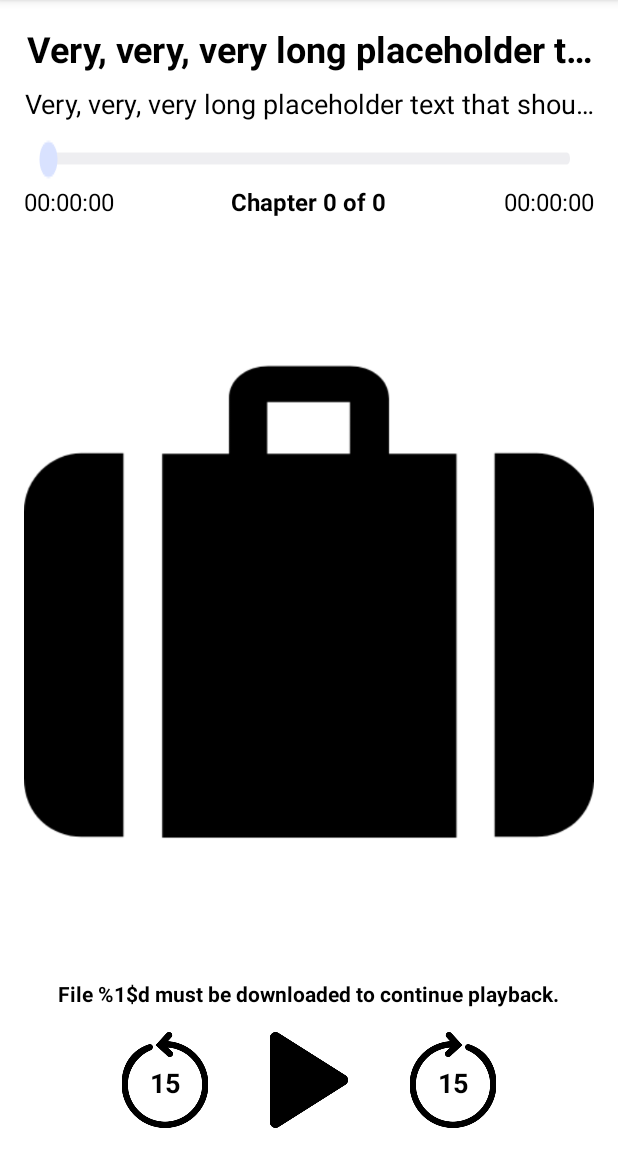
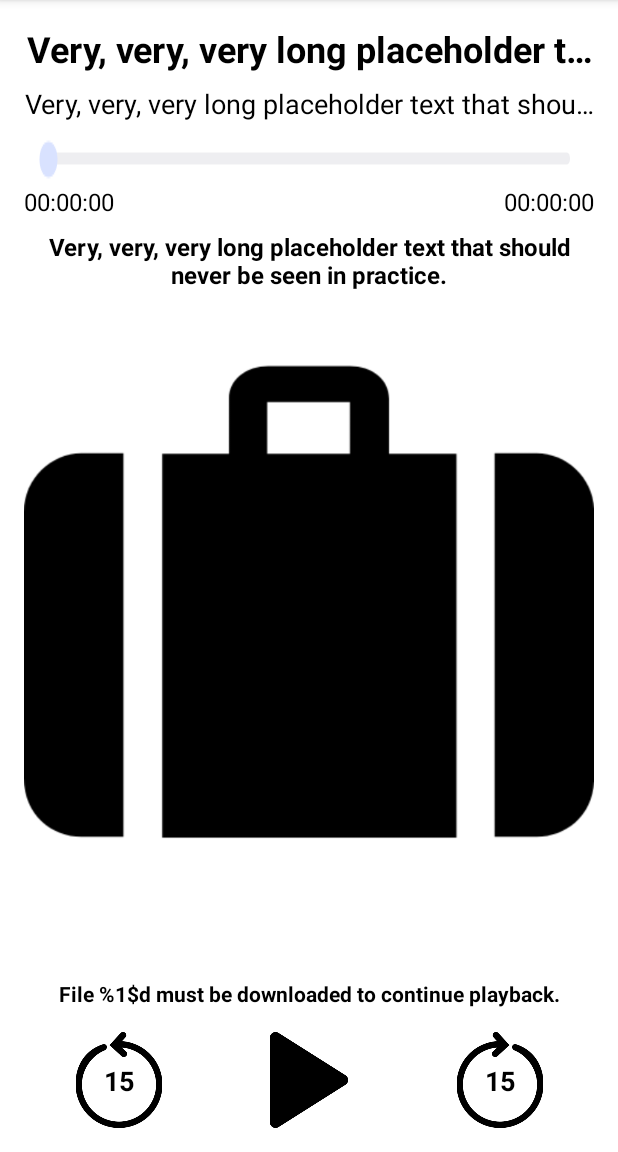
Before and after one commit to NYPL-Simplified/audiobook-android, an Android app: the layout player_view.xml on its own in the app's theme, with its tools: preview values and no code run, on a phone screen of 412 x 824 dp, the part 84-1236 px from its top. Run offline under Robolectric (Android 15) with nearby library versions, the light colour scheme and no system bars.

Commit message:
SMA-201: Long chapter title text is overlapping for audio books

```diff
--- a/build.gradle
+++ b/build.gradle
@@ -89,6 +89,7 @@ ext.libraries = [
   androidXTestOrchestrator: "androidx.test:orchestrator:1.1.0",
   androidXTestRules       : "androidx.test:rules:1.1.0",
   androidXTestRunner      : "androidx.test:runner:1.1.0",
+  constraintLayout        : "androidx.constraintlayout:constraintlayout:2.0.4",
   googleExoplayer         : "com.google.android.exoplayer:exoplayer:r1.5.15",
   googleGuava             : "com.google.guava:guava:27.1-android",
   irradiaFieldrushAPI     : "one.irradia.fieldrush:one.irradia.fieldrush.api:${irradiaFieldrushVersion}",
--- a/org.librarysimplified.audiobook.views/build.gradle
+++ b/org.librarysimplified.audiobook.views/build.gradle
@@ -3,6 +3,7 @@ dependencies {
 
   implementation libraries.androidXAppCompat
   implementation libraries.androidXRecyclerView
+  implementation libraries.constraintLayout
   implementation libraries.kotlinStdlib
   implementation libraries.kotlinReflect
   implementation libraries.slf4j
--- a/org.librarysimplified.audiobook.views/src/main/res/layout/player_view.xml
+++ b/org.librarysimplified.audiobook.views/src/main/res/layout/player_view.xml
@@ -1,25 +1,29 @@
 <?xml version="1.0" encoding="utf-8"?>
 
-<RelativeLayout xmlns:android="http://schemas.android.com/apk/res/android"
+<androidx.constraintlayout.widget.ConstraintLayout xmlns:android="http://schemas.android.com/apk/res/android"
+    xmlns:app="http://schemas.android.com/apk/res-auto"
+    xmlns:tools="http://schemas.android.com/tools"
     android:id="@+id/player_view"
+    android:layout_width="match_parent"
+    android:layout_height="match_parent"
     android:background="@color/audiobook_player_background_color"
-  android:padding="16dp"
-  android:layout_width="match_parent"
-  android:layout_height="match_parent">
+    android:padding="16dp">
 
     <TextView
         android:id="@+id/player_title"
         android:layout_width="wrap_content"
         android:layout_height="wrap_content"
-    android:layout_alignParentTop="true"
         android:layout_centerHorizontal="true"
+        android:ellipsize="end"
         android:gravity="center"
         android:lines="1"
-    android:ellipsize="end"
-    android:text="Very, very, very long placeholder text that should never be seen in practice."
         android:textColor="@color/audiobook_player_text_color"
         android:textSize="24sp"
-    android:textStyle="bold" />
+        android:textStyle="bold"
+        app:layout_constraintEnd_toEndOf="parent"
+        app:layout_constraintStart_toStartOf="parent"
+        app:layout_constraintTop_toTopOf="parent"
+        tools:text="Very, very, very long placeholder text that should never be seen in practice." />
 
     <TextView
         android:id="@+id/player_author"
@@ -28,44 +32,53 @@
         android:layout_below="@+id/player_title"
         android:layout_centerHorizontal="true"
         android:layout_marginTop="8dp"
+        android:ellipsize="end"
         android:gravity="center"
         android:lines="1"
-    android:ellipsize="end"
-    android:text="Very, very, very long placeholder text that should never be seen in practice."
         android:textColor="@color/audiobook_player_text_color"
-    android:textSize="18sp" />
+        android:textSize="18sp"
+        app:layout_constraintEnd_toEndOf="parent"
+        app:layout_constraintStart_toStartOf="parent"
+        app:layout_constraintTop_toBottomOf="@id/player_title"
+        tools:text="Very, very, very long placeholder text that should never be seen in practice." />
 
     <SeekBar
         android:id="@+id/player_progress"
         style="?android:attr/progressBarStyleHorizontal"
         android:layout_width="match_parent"
         android:layout_height="wrap_content"
-    android:layout_below="@id/player_author"
         android:layout_marginTop="16dp"
         android:progress="0"
-    android:scaleY="2" />
+        android:scaleY="2"
+        app:layout_constraintEnd_toEndOf="parent"
+        app:layout_constraintStart_toStartOf="parent"
+        app:layout_constraintTop_toBottomOf="@id/player_author" />
 
     <TextView
         android:id="@+id/player_time"
         android:layout_width="wrap_content"
         android:layout_height="wrap_content"
+        android:layout_below="@+id/player_progress"
         android:layout_alignParentLeft="true"
-    android:layout_below="@+id/player_progress"
         android:layout_marginTop="8dp"
-    android:text="00:00:00"
+        android:text="@string/audiobook_player_initial"
         android:textColor="@color/audiobook_player_text_color"
-    android:textSize="16sp" />
+        android:textSize="16sp"
+        app:layout_constraintStart_toStartOf="parent"
+        app:layout_constraintTop_toBottomOf="@id/player_progress" />
 
     <TextView
         android:id="@+id/player_time_maximum"
         android:layout_width="wrap_content"
         android:layout_height="wrap_content"
+        android:layout_below="@+id/player_progress"
         android:layout_alignParentRight="true"
-    android:layout_below="@+id/player_progress"
         android:layout_marginTop="8dp"
-    android:text="00:00:00"
+        android:text="@string/audiobook_player_initial"
         android:textColor="@color/audiobook_player_text_color"
-    android:textSize="16sp" />
+        android:textSize="16sp"
+        app:layout_constraintEnd_toEndOf="parent"
+        app:layout_constraintTop_toBottomOf="@id/player_progress" />
 
     <TextView
         android:id="@+id/player_spine_element"
@@ -75,10 +88,13 @@
         android:layout_centerHorizontal="true"
         android:layout_marginTop="8dp"
         android:gravity="center"
-    android:text="Chapter 0 of 0"
+        tools:text="Very, very, very long placeholder text that should never be seen in practice."
+        android:textColor="@color/audiobook_player_text_color"
         android:textSize="16sp"
-    android:textColor="@color/audiobook_player_text_color"
-    android:textStyle="bold" />
+        android:textStyle="bold"
+        app:layout_constraintEnd_toEndOf="parent"
+        app:layout_constraintStart_toStartOf="parent"
+        app:layout_constraintTop_toBottomOf="@id/player_time" />
 
     <ImageView
         android:id="@+id/player_play_button"
@@ -87,21 +103,21 @@
         android:layout_alignParentBottom="true"
         android:layout_centerHorizontal="true"
         android:contentDescription="@string/audiobook_accessibility_play"
-    android:src="@drawable/play_icon" />
-
-  <RelativeLayout
-    android:layout_width="wrap_content"
-    android:layout_height="wrap_content"
-    android:layout_alignParentBottom="true"
-    android:layout_marginRight="32dp"
-    android:layout_toLeftOf="@+id/player_play_button">
+        android:src="@drawable/play_icon"
+        app:layout_constraintBottom_toBottomOf="parent"
+        app:layout_constraintEnd_toEndOf="parent"
+        app:layout_constraintStart_toStartOf="parent" />
 
     <ImageView
         android:id="@+id/player_jump_backwards"
         android:layout_width="64dp"
         android:layout_height="64dp"
+        android:layout_marginEnd="32dp"
         android:contentDescription="@string/audiobook_accessibility_backward_15"
-      android:src="@drawable/circle_arrow_backward" />
+        android:src="@drawable/circle_arrow_backward"
+        app:layout_constraintBottom_toBottomOf="parent"
+        app:layout_constraintEnd_toStartOf="@id/player_play_button"
+        app:layout_constraintStart_toStartOf="parent" />
 
     <TextView
         android:id="@+id/player_jump_forwards_text"
@@ -109,30 +125,29 @@
         android:layout_height="wrap_content"
         android:layout_centerHorizontal="true"
         android:layout_centerVertical="true"
-      android:paddingTop="4dp"
-      android:gravity="center"
         android:clickable="false"
         android:focusable="false"
+        android:gravity="center"
         android:importantForAccessibility="no"
-      android:text="15"
+        android:text="@string/audiobook_player_seek_15"
         android:textColor="@color/audiobook_player_text_color"
         android:textSize="18sp"
-      android:textStyle="bold" />
-  </RelativeLayout>
-
-  <RelativeLayout
-    android:layout_width="wrap_content"
-    android:layout_height="wrap_content"
-    android:layout_alignParentBottom="true"
-    android:layout_marginLeft="32dp"
-    android:layout_toRightOf="@+id/player_play_button">
+        android:textStyle="bold"
+        app:layout_constraintBottom_toBottomOf="@id/player_jump_forwards"
+        app:layout_constraintEnd_toEndOf="@id/player_jump_forwards"
+        app:layout_constraintStart_toStartOf="@id/player_jump_forwards"
+        app:layout_constraintTop_toTopOf="@id/player_jump_forwards" />
 
     <ImageView
         android:id="@+id/player_jump_forwards"
         android:layout_width="64dp"
         android:layout_height="64dp"
+        android:layout_marginStart="32dp"
         android:contentDescription="@string/audiobook_accessibility_forward_15"
-      android:src="@drawable/circle_arrow_forward" />
+        android:src="@drawable/circle_arrow_forward"
+        app:layout_constraintBottom_toBottomOf="parent"
+        app:layout_constraintEnd_toEndOf="parent"
+        app:layout_constraintStart_toEndOf="@id/player_play_button" />
 
     <TextView
         android:id="@+id/player_jump_backwards_text"
@@ -140,38 +155,45 @@
         android:layout_height="wrap_content"
         android:layout_centerHorizontal="true"
         android:layout_centerVertical="true"
-      android:paddingTop="4dp"
-      android:gravity="center"
         android:clickable="false"
         android:focusable="false"
+        android:gravity="center"
         android:importantForAccessibility="no"
-      android:text="15"
+        android:text="@string/audiobook_player_seek_15"
         android:textColor="@color/audiobook_player_text_color"
         android:textSize="18sp"
-      android:textStyle="bold" />
-  </RelativeLayout>
+        android:textStyle="bold"
+        app:layout_constraintBottom_toBottomOf="@id/player_jump_backwards"
+        app:layout_constraintEnd_toEndOf="@id/player_jump_backwards"
+        app:layout_constraintStart_toStartOf="@id/player_jump_backwards"
+        app:layout_constraintTop_toTopOf="@id/player_jump_backwards" />
 
     <TextView
         android:id="@+id/player_waiting_buffering"
         android:layout_width="wrap_content"
         android:layout_height="wrap_content"
         android:layout_centerHorizontal="true"
-    android:layout_above="@id/player_play_button"
         android:layout_marginBottom="16dp"
         android:gravity="center"
         android:text="@string/audiobook_player_waiting"
         android:textColor="@color/audiobook_player_text_color"
+        android:textSize="14sp"
         android:textStyle="bold"
-    android:textSize="14sp" />
+        app:layout_constraintBottom_toTopOf="@id/player_play_button"
+        app:layout_constraintEnd_toEndOf="parent"
+        app:layout_constraintStart_toStartOf="parent" />
 
     <ImageView
         android:id="@+id/player_cover"
-    android:layout_width="match_parent"
-    android:layout_height="match_parent"
-    android:layout_below="@id/player_spine_element"
-    android:layout_above="@id/player_waiting_buffering"
+        android:layout_width="0dp"
+        android:layout_height="0dp"
         android:layout_marginTop="32dp"
         android:layout_marginBottom="16dp"
-    android:src="@drawable/icon" />
+        android:contentDescription="@string/audiobook_accessibility_book_cover"
+        android:src="@drawable/icon"
+        app:layout_constraintBottom_toTopOf="@id/player_waiting_buffering"
+        app:layout_constraintEnd_toEndOf="parent"
+        app:layout_constraintStart_toStartOf="parent"
+        app:layout_constraintTop_toBottomOf="@id/player_time" />
 
-</RelativeLayout>
+</androidx.constraintlayout.widget.ConstraintLayout>
--- a/org.librarysimplified.audiobook.views/src/main/res/values/strings.xml
+++ b/org.librarysimplified.audiobook.views/src/main/res/values/strings.xml
@@ -25,10 +25,12 @@
   <string name="audiobook_player_sleep_end_of_chapter">End of file</string>
   <string name="audiobook_player_sleep_60">60:00</string>
   <string name="audiobook_player_sleep_45">45:00</string>
+  <string name="audiobook_player_initial">00:00:00</string>
   <string name="audiobook_player_sleep_30">30:00</string>
   <string name="audiobook_player_sleep_15">15:00</string>
   <string name="audiobook_player_sleep_now">Now</string>
   <string name="audiobook_player_sleep_off">Off</string>
+  <string name="audiobook_player_seek_15">15</string>
 
   <string name="audiobook_player_buffering">Buffering…</string>
   <string name="audiobook_player_waiting">File %1$d must be downloaded to continue playback.</string>
@@ -40,6 +42,7 @@
   <string name="audiobook_player_toc_menu_stop_all_confirm">Stop all downloads?</string>
   <string name="audiobook_player_toc_menu_stop_confirm_positive">Stop</string>
   <string name="audiobook_player_toc_menu_stop_confirm_negative">Continue</string>
+
 
   <!--
     Accessibility strings.
@@ -97,6 +100,7 @@
   <string name="audiobook_accessibility_backward_15">Rewind 15 seconds</string>
   <string name="audiobook_accessibility_play">Play</string>
   <string name="audiobook_accessibility_pause">Pause</string>
+  <string name="audiobook_accessibility_book_cover">Book cover</string>
 
   <string name="audiobook_accessibility_toc_chapter_n">Chapter %1$d</string>
   <string name="audiobook_accessibility_toc_chapter_is_current">Selected</string>
```
Lines whose indentation alone changed are shown as unchanged.
